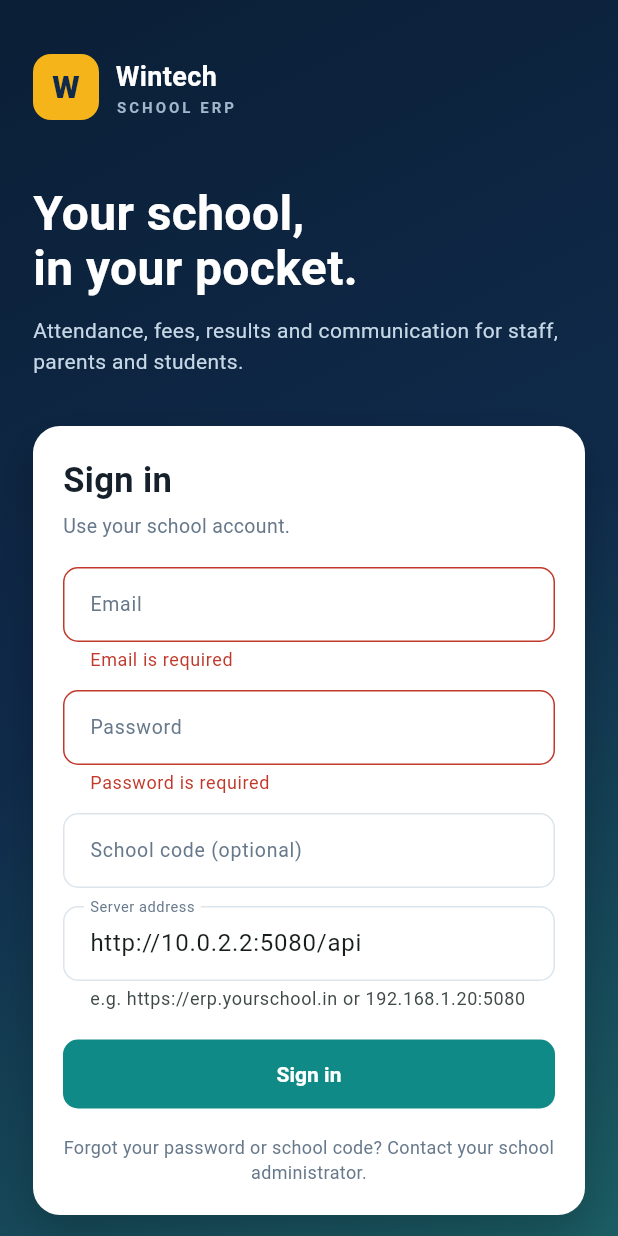
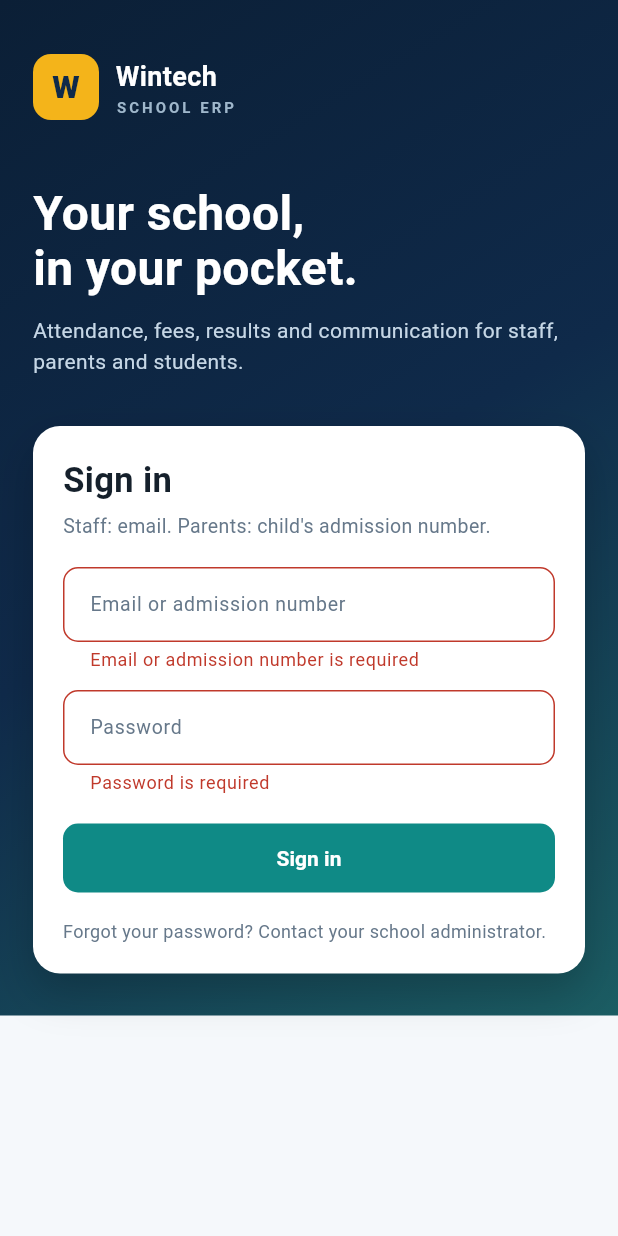
Before and after one commit to navin4489-ai/Win-school-, a Flutter app: the screen it shows after launch, after a tap on "Sign in", on a phone screen of 412 x 824 dp. Run offline on Flutter 3.47's test engine with Material 3 defaults, Android fonts, the phone set to English and light mode, and no system bars; our stand-ins replace camera, geolocator, share_plus, shared_preferences; accounts and stored records are empty.

Commit message:
Mobile: Android project, login without school code, live server

```diff
--- a/mobile/school_erp_app/analysis_options.yaml
+++ b/mobile/school_erp_app/analysis_options.yaml
@@ -1,6 +1,7 @@
 analyzer:
   exclude:
     - build/**
+    - android/**
 include: package:flutter_lints/flutter.yaml
 
 linter:
--- a/mobile/school_erp_app/lib/screens/login_screen.dart
+++ b/mobile/school_erp_app/lib/screens/login_screen.dart
@@ -16,16 +16,11 @@ class _LoginScreenState extends State<LoginScreen> {
   final _formKey = GlobalKey<FormState>();
   final _email = TextEditingController();
   final _password = TextEditingController();
-  final _schoolCode = TextEditingController();
-  late final TextEditingController _server =
-      TextEditingController(text: context.read<AuthController>().serverUrl);
 
   @override
   void dispose() {
     _email.dispose();
     _password.dispose();
-    _schoolCode.dispose();
-    _server.dispose();
     super.dispose();
   }
 
@@ -34,11 +29,9 @@ class _LoginScreenState extends State<LoginScreen> {
 
     final auth = context.read<AuthController>();
     try {
-      await auth.setServerUrl(_server.text);
       await auth.signIn(
         email: _email.text,
         password: _password.text,
-        schoolCode: _schoolCode.text,
       );
     } on ApiException catch (exception) {
       if (!mounted) return;
@@ -151,7 +144,7 @@ class _LoginScreenState extends State<LoginScreen> {
                         ),
                         const SizedBox(height: 4),
                         const Text(
-                          'Use your school account.',
+                          'Staff: email. Parents: child\'s admission number.',
                           style: TextStyle(color: AppColors.muted, fontSize: 13),
                         ),
                         const SizedBox(height: 18),
@@ -159,13 +152,9 @@ class _LoginScreenState extends State<LoginScreen> {
                           controller: _email,
                           keyboardType: TextInputType.emailAddress,
                           autocorrect: false,
-                          decoration: const InputDecoration(labelText: 'Email'),
-                          validator: (value) {
-                            final email = value?.trim() ?? '';
-                            if (email.isEmpty) return 'Email is required';
-                            if (!email.contains('@')) return 'Enter a valid email';
-                            return null;
-                          },
+                          decoration: const InputDecoration(labelText: 'Email or admission number'),
+                          validator: (value) =>
+                              (value?.trim() ?? '').isEmpty ? 'Email or admission number is required' : null,
                         ),
                         const SizedBox(height: 12),
                         TextFormField(
@@ -174,26 +163,6 @@ class _LoginScreenState extends State<LoginScreen> {
                           decoration: const InputDecoration(labelText: 'Password'),
                           validator: (value) =>
                               (value == null || value.isEmpty) ? 'Password is required' : null,
-                        ),
-                        const SizedBox(height: 12),
-                        TextFormField(
-                          controller: _schoolCode,
-                          textCapitalization: TextCapitalization.characters,
-                          decoration: const InputDecoration(
-                            labelText: 'School code (optional)',
-                          ),
-                        ),
-                        const SizedBox(height: 12),
-                        TextFormField(
-                          controller: _server,
-                          keyboardType: TextInputType.url,
-                          autocorrect: false,
-                          decoration: const InputDecoration(
-                            labelText: 'Server address',
-                            helperText: 'e.g. https://erp.yourschool.in or 192.168.1.20:5080',
-                          ),
-                          validator: (value) =>
-                              (value == null || value.trim().isEmpty) ? 'Server address is required' : null,
                         ),
                         const SizedBox(height: 18),
                         SizedBox(
@@ -214,7 +183,7 @@ class _LoginScreenState extends State<LoginScreen> {
                         ),
                         const SizedBox(height: 16),
                         const Text(
-                          'Forgot your password or school code? Contact your school administrator.',
+                          'Forgot your password? Contact your school administrator.',
                           textAlign: TextAlign.center,
                           style: TextStyle(color: AppColors.muted, fontSize: 12),
                         ),
```
Also changed, not shown: mobile/school_erp_app/pubspec.lock, 21 other files.
